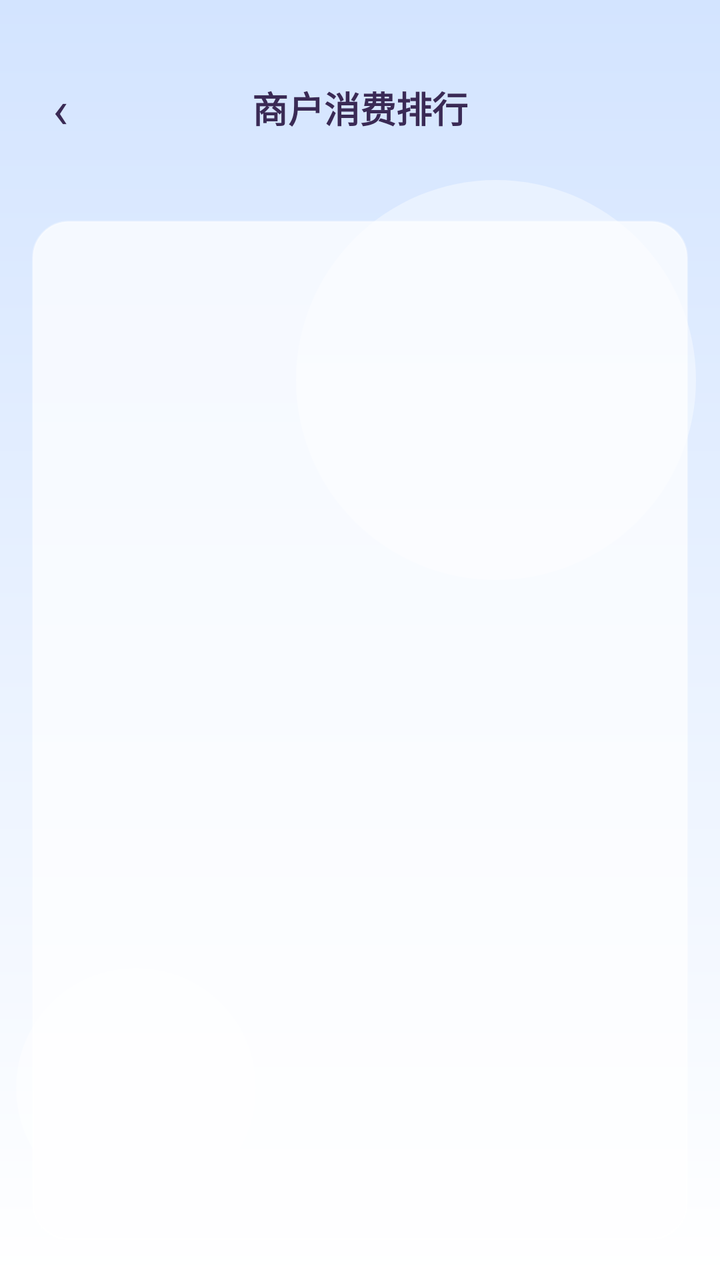
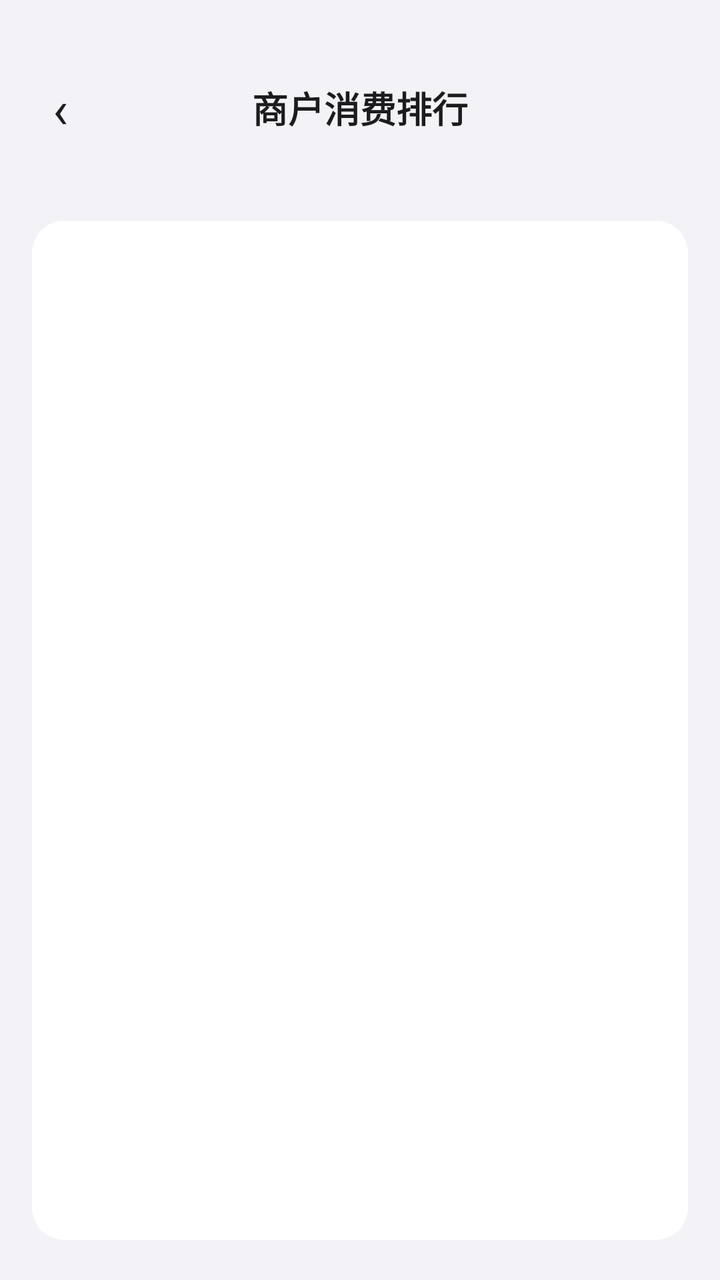

Compare the two renders of this Android layout. The source of the first and the diff that turns it into the second are given below.
<!-- AndroidManifest.xml: application theme Theme.StudentBill -->
<!-- res/layout/activity_merchant_rank.xml -->
<?xml version="1.0" encoding="utf-8"?>
<LinearLayout xmlns:android="http://schemas.android.com/apk/res/android"
    android:layout_width="match_parent"
    android:layout_height="match_parent"
    android:background="@drawable/bg_page_gradient"
    android:orientation="vertical">

    
    <LinearLayout
        android:layout_width="match_parent"
        android:layout_height="wrap_content"
        android:gravity="center_vertical"
        android:orientation="horizontal"
        android:paddingStart="8dp"
        android:paddingTop="32dp"
        android:paddingEnd="8dp"
        android:paddingBottom="8dp">

        <TextView
            android:id="@+id/btnBack"
            android:layout_width="44dp"
            android:layout_height="44dp"
            android:background="?attr/selectableItemBackgroundBorderless"
            android:clickable="true"
            android:contentDescription="@string/chat_back"
            android:focusable="true"
            android:gravity="center"
            android:text="@string/chat_back"
            android:textColor="@color/candy_ink"
            android:textSize="26sp" />

        <TextView
            android:id="@+id/tvTitle"
            android:layout_width="0dp"
            android:layout_height="wrap_content"
            android:layout_weight="1"
            android:gravity="center"
            android:text="@string/merchant_rank_title"
            android:textColor="@color/candy_ink"
            android:textSize="18sp"
            android:textStyle="bold" />

        <View
            android:layout_width="44dp"
            android:layout_height="44dp" />

    </LinearLayout>

    <TextView
        android:id="@+id/tvRankSummary"
        android:layout_width="match_parent"
        android:layout_height="wrap_content"
        android:paddingStart="24dp"
        android:paddingEnd="24dp"
        android:paddingBottom="10dp"
        android:textColor="@color/text_secondary"
        android:textSize="@dimen/text_caption" />

    <FrameLayout
        android:layout_width="match_parent"
        android:layout_height="0dp"
        android:layout_weight="1"
        android:layout_marginStart="16dp"
        android:layout_marginEnd="16dp"
        android:layout_marginBottom="20dp"
        android:background="@drawable/bg_candy_glass"
        android:elevation="2dp">

        <androidx.recyclerview.widget.RecyclerView
            android:id="@+id/rvMerchantRank"
            android:layout_width="match_parent"
            android:layout_height="match_parent"
            android:clipToPadding="false"
            android:padding="12dp"
            android:scrollbars="none" />

        <TextView
            android:id="@+id/tvRankEmpty"
            android:layout_width="match_parent"
            android:layout_height="match_parent"
            android:gravity="center"
            android:text="@string/merchant_rank_empty"
            android:textColor="@color/text_hint"
            android:textSize="@dimen/text_caption"
            android:visibility="gone" />

    </FrameLayout>

</LinearLayout>
<!-- resources referenced by this layout -->
<resources>
  <color name="candy_ink">#3A2A55</color>
  <color name="text_hint">#9AA3AF</color>
  <color name="text_secondary">#6B7280</color>
  <dimen name="text_caption">12sp</dimen>
  <!-- drawable bg_candy_glass (drawable) -->
  <?xml version="1.0" encoding="utf-8"?>
  <shape xmlns:android="http://schemas.android.com/apk/res/android"
      android:shape="rectangle">
      <solid android:color="@color/candy_glass" />
      <corners android:radius="18dp" />
      <stroke
          android:width="1dp"
          android:color="@color/candy_line" />
  </shape>
  <!-- drawable bg_page_gradient (drawable) -->
  <?xml version="1.0" encoding="utf-8"?>
  <layer-list xmlns:android="http://schemas.android.com/apk/res/android">
  
      
      <item>
          <shape android:shape="rectangle">
              <gradient
                  android:angle="270"
                  android:endColor="@color/bg_card"
                  android:startColor="@color/page_blue" />
          </shape>
      </item>
  
      
      <item
          android:width="200dp"
          android:height="200dp"
          android:gravity="top|end"
          android:right="12dp"
          android:top="90dp">
          <shape android:shape="oval">
              <solid android:color="@color/page_bubble" />
          </shape>
      </item>
  
      <item
          android:width="120dp"
          android:height="120dp"
          android:gravity="bottom|start"
          android:bottom="36dp"
          android:left="8dp">
          <shape android:shape="oval">
              <solid android:color="@color/page_bubble" />
          </shape>
      </item>
  
  </layer-list>
  <string name="chat_back">‹</string>
  <string name="merchant_rank_empty">本月暂无消费记录</string>
  <string name="merchant_rank_title">商户消费排行</string>
  <style name="Theme.StudentBill" parent="Theme.AppCompat.Light.NoActionBar">
          <item name="colorPrimary">@color/color_primary</item>
          <item name="colorPrimaryDark">@color/color_primary_dark</item>
          <item name="colorAccent">@color/color_primary</item>
          <item name="android:windowLightStatusBar">true</item>
          <item name="android:statusBarColor">@color/page_blue</item>
          <item name="android:navigationBarColor">@color/bg_card</item>
          <item name="android:windowBackground">@drawable/bg_page_gradient</item>
          <item name="android:textColorPrimary">@color/text_primary</item>
          <item name="android:textColorSecondary">@color/text_secondary</item>
      </style>
  <color name="candy_glass">#B8FFFFFF</color>
  <color name="candy_line">#59FFFFFF</color>
  <color name="bg_card">#FFFFFF</color>
  <color name="page_blue">#D3E4FF</color>
  <color name="page_bubble">#66FFFFFF</color>
  <color name="color_primary">#2F6FED</color>
  <color name="color_primary_dark">#1E4FBD</color>
  <color name="text_primary">#1F2430</color>
</resources>

<!-- the commit's change to res/layout/activity_merchant_rank.xml (unified diff, before → after) -->
@@ -26,7 +26,7 @@
             android:focusable="true"
             android:gravity="center"
             android:text="@string/chat_back"
-            android:textColor="@color/candy_ink"
+            android:textColor="@color/text_primary"
             android:textSize="26sp" />
 
         <TextView
@@ -36,7 +36,7 @@
             android:layout_weight="1"
             android:gravity="center"
             android:text="@string/merchant_rank_title"
-            android:textColor="@color/candy_ink"
+            android:textColor="@color/text_primary"
             android:textSize="18sp"
             android:textStyle="bold" />
 
@@ -63,8 +63,8 @@
         android:layout_marginStart="16dp"
         android:layout_marginEnd="16dp"
         android:layout_marginBottom="20dp"
-        android:background="@drawable/bg_candy_glass"
-        android:elevation="2dp">
+        android:background="@drawable/bg_card"
+        android:elevation="0dp">
 
         <androidx.recyclerview.widget.RecyclerView
             android:id="@+id/rvMerchantRank"
<!-- resource entries referenced after the edit -->
@@ -1,57 +1,21 @@
 <!-- resources referenced by this layout -->
 <resources>
-  <color name="candy_ink">#3A2A55</color>
-  <color name="text_hint">#9AA3AF</color>
-  <color name="text_secondary">#6B7280</color>
+  <color name="text_hint">#AEAEB2</color>
+  <color name="text_secondary">#8E8E93</color>
   <dimen name="text_caption">12sp</dimen>
-  <!-- drawable bg_candy_glass (drawable) -->
+  <!-- drawable bg_card (drawable) -->
   <?xml version="1.0" encoding="utf-8"?>
   <shape xmlns:android="http://schemas.android.com/apk/res/android"
       android:shape="rectangle">
-      <solid android:color="@color/candy_glass" />
-      <corners android:radius="18dp" />
-      <stroke
-          android:width="1dp"
-          android:color="@color/candy_line" />
+      <solid android:color="@color/bg_card" />
+      <corners android:radius="@dimen/card_radius" />
   </shape>
   <!-- drawable bg_page_gradient (drawable) -->
   <?xml version="1.0" encoding="utf-8"?>
-  <layer-list xmlns:android="http://schemas.android.com/apk/res/android">
-  
-      
-      <item>
-          <shape android:shape="rectangle">
-              <gradient
-                  android:angle="270"
-                  android:endColor="@color/bg_card"
-                  android:startColor="@color/page_blue" />
-          </shape>
-      </item>
-  
-      
-      <item
-          android:width="200dp"
-          android:height="200dp"
-          android:gravity="top|end"
-          android:right="12dp"
-          android:top="90dp">
-          <shape android:shape="oval">
-              <solid android:color="@color/page_bubble" />
-          </shape>
-      </item>
-  
-      <item
-          android:width="120dp"
-          android:height="120dp"
-          android:gravity="bottom|start"
-          android:bottom="36dp"
-          android:left="8dp">
-          <shape android:shape="oval">
-              <solid android:color="@color/page_bubble" />
-          </shape>
-      </item>
-  
-  </layer-list>
+  <shape xmlns:android="http://schemas.android.com/apk/res/android"
+      android:shape="rectangle">
+      <solid android:color="@color/bg_page" />
+  </shape>
   <string name="chat_back">‹</string>
   <string name="merchant_rank_empty">本月暂无消费记录</string>
   <string name="merchant_rank_title">商户消费排行</string>
@@ -60,19 +24,18 @@
           <item name="colorPrimaryDark">@color/color_primary_dark</item>
           <item name="colorAccent">@color/color_primary</item>
           <item name="android:windowLightStatusBar">true</item>
-          <item name="android:statusBarColor">@color/page_blue</item>
+          <item name="android:statusBarColor">@color/page_bg_start</item>
           <item name="android:navigationBarColor">@color/bg_card</item>
           <item name="android:windowBackground">@drawable/bg_page_gradient</item>
           <item name="android:textColorPrimary">@color/text_primary</item>
           <item name="android:textColorSecondary">@color/text_secondary</item>
       </style>
-  <color name="candy_glass">#B8FFFFFF</color>
-  <color name="candy_line">#59FFFFFF</color>
   <color name="bg_card">#FFFFFF</color>
-  <color name="page_blue">#D3E4FF</color>
-  <color name="page_bubble">#66FFFFFF</color>
-  <color name="color_primary">#2F6FED</color>
-  <color name="color_primary_dark">#1E4FBD</color>
-  <color name="text_primary">#1F2430</color>
+  <dimen name="card_radius">16dp</dimen>
+  <color name="bg_page">#F2F2F7</color>
+  <color name="color_primary">#5BB8F5</color>
+  <color name="color_primary_dark">#3A9FE0</color>
+  <color name="page_bg_start">#F2F2F7</color>
+  <color name="text_primary">#1C1C1E</color>
 </resources>
 
